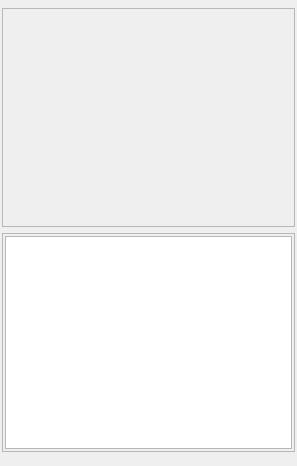
Above: src/plugins/multiuserchat/multiuserchatwindow2.ui from xnamed/vacuum-im before the change. Below: the same form after it.
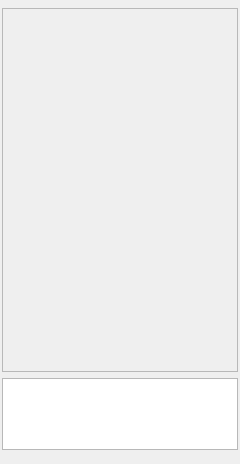
That is the form after the change.

```diff
--- a/src/plugins/multiuserchat/multiuserchatwindow2.ui
+++ b/src/plugins/multiuserchat/multiuserchatwindow2.ui
@@ -6,12 +6,12 @@
    <rect>
     <x>0</x>
     <y>0</y>
-    <width>297</width>
-    <height>466</height>
+    <width>240</width>
+    <height>464</height>
    </rect>
   </property>
   <widget class="QWidget" name="wdtCentral">
-   <layout class="QVBoxLayout" name="verticalLayout_4">
+   <layout class="QVBoxLayout" name="verticalLayout_2">
     <property name="leftMargin">
      <number>2</number>
     </property>
@@ -49,8 +49,8 @@
           <rect>
            <x>0</x>
            <y>0</y>
-           <width>289</width>
-           <height>192</height>
+           <width>232</width>
+           <height>338</height>
           </rect>
          </property>
          <layout class="QVBoxLayout" name="verticalLayout">
@@ -81,33 +81,6 @@
        </widget>
       </item>
       <item>
-       <widget class="QScrollArea" name="scrollArea_2">
-        <property name="widgetResizable">
-         <bool>true</bool>
-        </property>
-        <widget class="QWidget" name="scrollAreaWidgetContents_2">
-         <property name="geometry">
-          <rect>
-           <x>0</x>
-           <y>0</y>
-           <width>289</width>
-           <height>210</height>
-          </rect>
-         </property>
-         <layout class="QVBoxLayout" name="verticalLayout_2">
-          <property name="leftMargin">
-           <number>2</number>
-          </property>
-          <property name="topMargin">
-           <number>2</number>
-          </property>
-          <property name="rightMargin">
-           <number>2</number>
-          </property>
-          <property name="bottomMargin">
-           <number>2</number>
-          </property>
-          <item>
            <widget class="QListView" name="ltvUsers">
             <property name="sizePolicy">
              <sizepolicy hsizetype="Expanding" vsizetype="Preferred">
@@ -130,10 +103,6 @@
             <property name="uniformItemSizes">
              <bool>true</bool>
             </property>
-           </widget>
-          </item>
-         </layout>
-        </widget>
        </widget>
       </item>
      </layout>
```
Left out of the diff: 2 changed lines with no effect on the pictures. Lines whose indentation alone changed are shown as unchanged.
